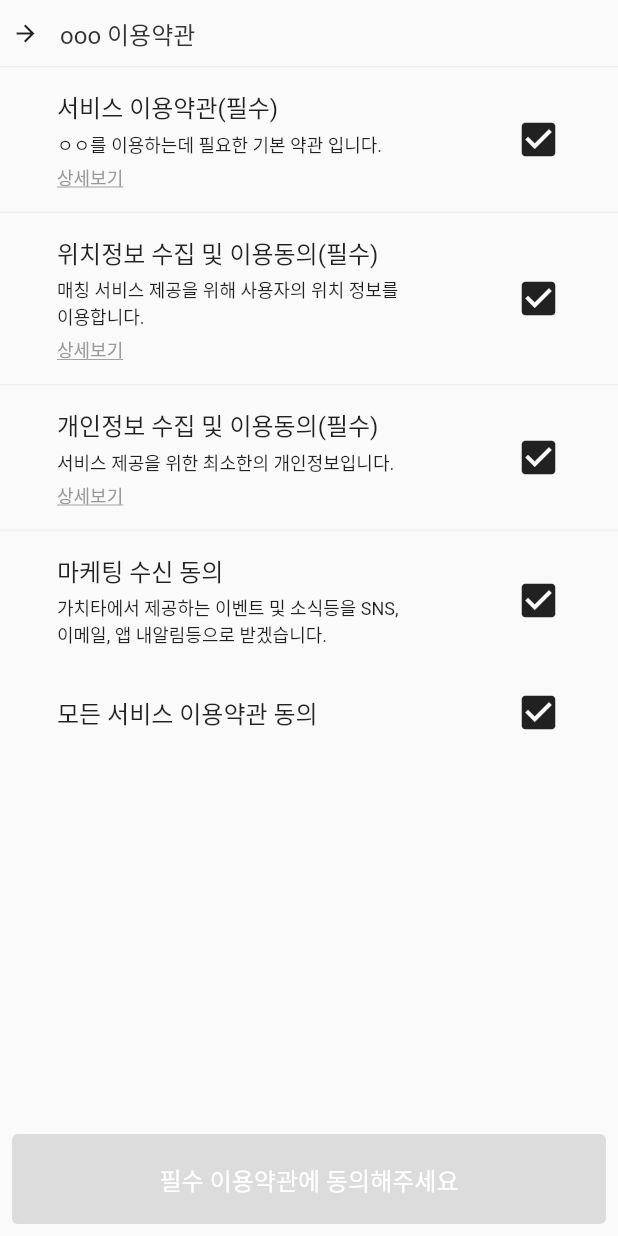
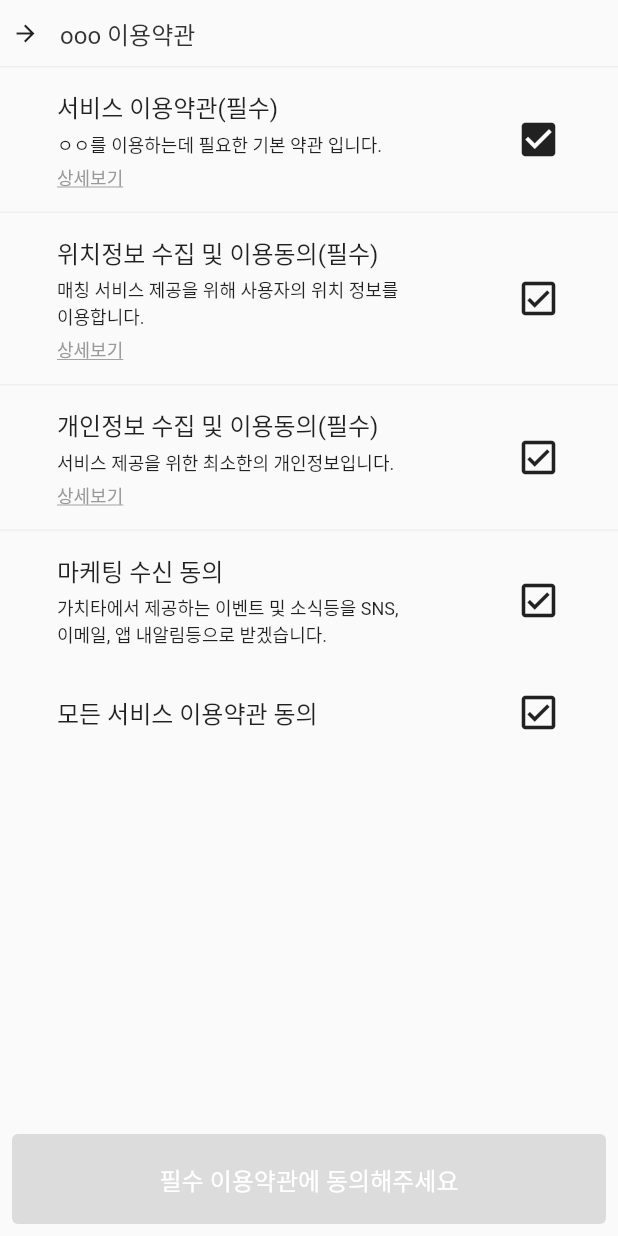
Before and after one commit to hyun0914/mapapptest, a Flutter app: the screen it shows after launch, after a tap on the "check box" icon, on a phone screen of 412 x 824 dp. Run offline on Flutter 3.47's test engine with Material 2 defaults, Android fonts, the phone set to English and light mode, and no system bars.

Commit message:
(이용약관 화면) 동의버튼에 onTap 코드 수정

```diff
--- a/mapapptest/lib/terms_of_service/material/contents_check.dart
+++ b/mapapptest/lib/terms_of_service/material/contents_check.dart
@@ -31,8 +31,13 @@ class _ContentsCheckState extends State<ContentsCheck> {
                           setState((){
                             if(check_on_off_1 == false){
                               check_on_off_1 = true;
+                            } else if(check_on_off_1 == true) {
+                              if(check_on_off_2 == false && check_on_off_3 == false) {
+                                check_on_off_1 = false;
+                                check_on_off_all = false;
                               } else {
                                 check_on_off_1 = false;
+                              }
                             }
                           });
                         },
@@ -43,24 +48,34 @@ class _ContentsCheckState extends State<ContentsCheck> {
                         setState((){
                           if(check_on_off_2 == false){
                             check_on_off_2 = true;
+                          } else if(check_on_off_2 == true) {
+                            if(check_on_off_1 == false && check_on_off_3 == false) {
+                              check_on_off_2 = false;
+                              check_on_off_all = false;
                             } else {
                               check_on_off_2 = false;
                             }
+                          }
                         });
                       },
-                      child: check_on_off_1 == false ? Icon(Icons.check_box_outlined, size: 30,) : Icon(Icons.check_box, size: 30,))),
+                      child: check_on_off_2 == false ? Icon(Icons.check_box_outlined, size: 30,) : Icon(Icons.check_box, size: 30,))),
               testCheck('개인정보 수집 및 이용동의(필수)', '서비스 제공을 위한 최소한의 개인정보입니다.', true, true,
                   InkWell(
                       onTap: (){
                         setState((){
                           if(check_on_off_3 == false){
                             check_on_off_3 = true;
+                          } else if(check_on_off_3 == true) {
+                             if(check_on_off_1 == false && check_on_off_2 == false) {
+                              check_on_off_3 = false;
+                              check_on_off_all = false;
                             } else {
                                check_on_off_3 = false;
                              }
+                          }
                         });
                       },
-                      child: check_on_off_1 == false ? Icon(Icons.check_box_outlined, size: 30,) : Icon(Icons.check_box, size: 30,))),
+                      child: check_on_off_3 == false ? Icon(Icons.check_box_outlined, size: 30,) : Icon(Icons.check_box, size: 30,))),
               testCheck('마케팅 수신 동의', '가치타에서 제공하는 이벤트 및 소식등을 SNS, 이메일, 앱 내알림등으로 받겠습니다.', true, false,
                   InkWell(
                       onTap: (){
@@ -72,7 +87,7 @@ class _ContentsCheckState extends State<ContentsCheck> {
                           }
                         });
                       },
-                      child: check_on_off_1 == false ? Icon(Icons.check_box_outlined, size: 30,) : Icon(Icons.check_box, size: 30,))),
+                      child: check_on_off_4 == false ? Icon(Icons.check_box_outlined, size: 30,) : Icon(Icons.check_box, size: 30,))),
               testCheck('모든 서비스 이용약관 동의', '', false, false,
                   InkWell(
                       onTap: (){
@@ -83,7 +98,6 @@ class _ContentsCheckState extends State<ContentsCheck> {
                             check_on_off_2 = true;
                             check_on_off_3 = true;
                             check_on_off_4 = true;
-
                           } else {
                             check_on_off_all = false;
                             check_on_off_1 = false;
@@ -93,7 +107,7 @@ class _ContentsCheckState extends State<ContentsCheck> {
                           }
                         });
                       },
-                      child: check_on_off_1 == false ? Icon(Icons.check_box_outlined, size: 30,) : Icon(Icons.check_box, size: 30,))),
+                      child: check_on_off_all == false ? Icon(Icons.check_box_outlined, size: 30,) : Icon(Icons.check_box, size: 30,))),
             ],
           ),
           Spacer(),
@@ -103,12 +117,12 @@ class _ContentsCheckState extends State<ContentsCheck> {
               width: MediaQuery.of(context).size.width,
               height: 60,
               child: ElevatedButton(
-                onPressed: check_on_off_1 == false || check_on_off_2 == false || check_on_off_3 == false && check_on_off_all == false ? null :
+                onPressed: check_on_off_1 == false || check_on_off_2 == false || check_on_off_3 == false ? null :
                     () => Navigator.of(context).push(MaterialPageRoute(builder: (_) => EnterInformationPage())),
                 style: ElevatedButton.styleFrom(
                     backgroundColor: BOUTTON_COLOR2
                 ),
-                child: check_on_off_1 == false || check_on_off_2 == false || check_on_off_3 == false && check_on_off_all == false ?
+                child: check_on_off_1 == false || check_on_off_2 == false || check_on_off_3 == false ?
                 Text('필수 이용약관에 동의해주세요', style: TextStyle(color: INTRO_BOUTTON_TEXT_OFF_COLOR, fontSize: 16),) : Text('동의하고 진행합니다.', style: TextStyle(color: CONTENTS_TEXT_B_COLOR, fontSize: 16),),
               ),
             ),
```
Lines whose indentation alone changed are shown as unchanged.
